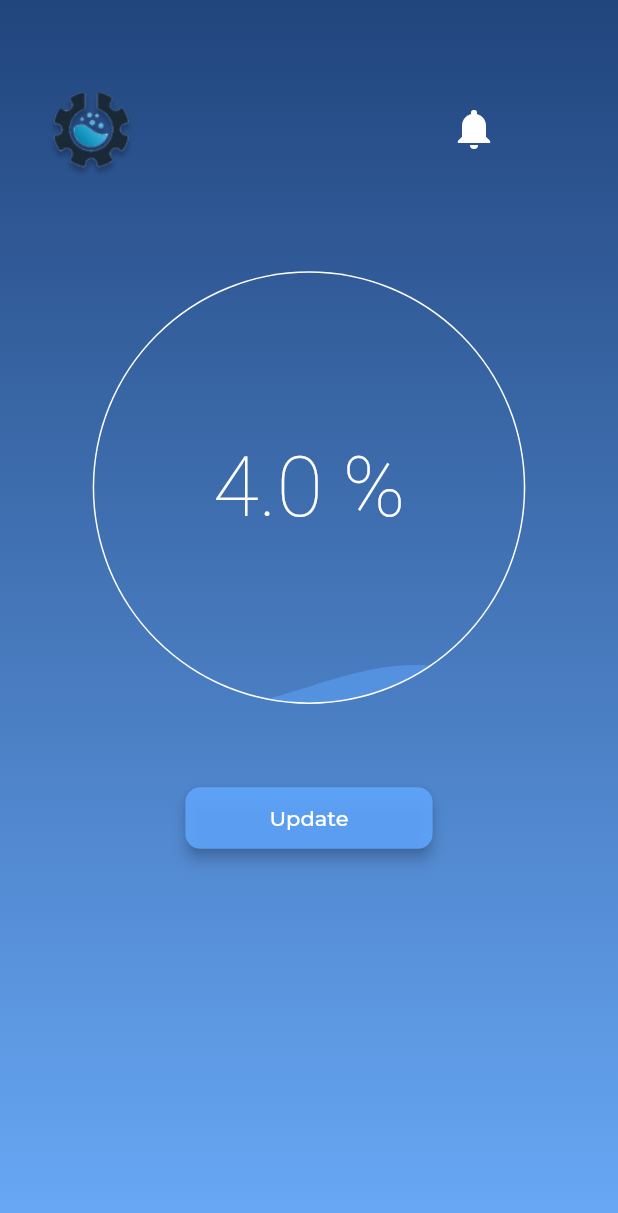
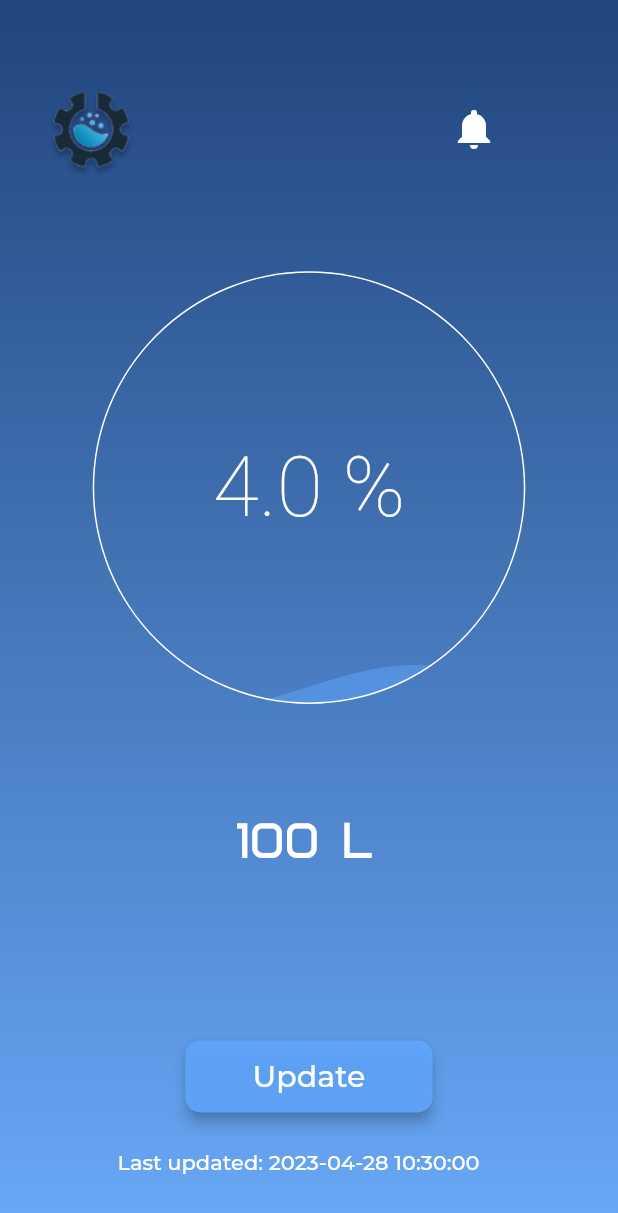
Before and after one commit to minaiscoding/Project-7, a Flutter app: the screen it shows after launch, after a tap on "Update", on a phone screen of 412 x 824 dp. Shown: the top 1213 px of the screen. Run offline on Flutter 3.47's test engine with Material 2 defaults, Android fonts, the phone set to English and light mode, and no system bars; our stand-ins replace awesome_notifications, drop_shadow_image, hexcolor, liquid_progress_indicator, smooth_page_indicator, wave; network calls fail; Roboto replaces fonts that are missing (Monsstserrat).

Commit message:
finished design

```diff
--- a/flutter_application_1/lib/LiveLevelPage.dart
+++ b/flutter_application_1/lib/LiveLevelPage.dart
@@ -10,6 +10,7 @@ class LiveLevelPage extends StatefulWidget {
 
 class _LiveLevelPageState extends State<LiveLevelPage> {
   bool _isMenuOpen = false;
+  String lastUpdateTime = '';
 
   void _openMenu() {
     setState(() {
@@ -24,6 +25,18 @@ class _LiveLevelPageState extends State<LiveLevelPage> {
   }
 
   final Color primaryColor = const Color(0xFF21457D);
+
+  String getLastUpdatedTime() {
+    var now = DateTime.now();
+    var formatter = DateFormat('yyyy-MM-dd HH:mm:ss');
+    return formatter.format(now);
+  }
+
+  void updateLastUpdateTime() {
+    setState(() {
+      lastUpdateTime = getLastUpdatedTime();
+    });
+  }
 
   @override
   Widget build(BuildContext context) {
@@ -68,10 +81,32 @@ class _LiveLevelPageState extends State<LiveLevelPage> {
               ),
             ),
             Positioned(
-              bottom: MediaQuery.of(context).size.height * 0.309,
+              bottom: MediaQuery.of(context).size.height * 0.1,
               left: MediaQuery.of(context).size.width * 0.3,
               right: MediaQuery.of(context).size.width * 0.3,
               child: _buildGetDataButton(),
+            ),
+            Positioned(
+              bottom: MediaQuery.of(context).size.height * 0.3,
+              left: MediaQuery.of(context).size.width * 0.38,
+              right: MediaQuery.of(context).size.width * 0.1,
+              child: Text(
+                '100 L',
+                style: TextStyle(
+                    color: Colors.white, fontFamily: 'Aquire', fontSize: 35),
+              ),
+            ),
+            Positioned(
+              bottom: MediaQuery.of(context).size.height * 0.05,
+              left: MediaQuery.of(context).size.width * 0.19,
+              right: MediaQuery.of(context).size.width * 0.1,
+              child: Text(
+                'Last updated: $lastUpdateTime',
+                style: TextStyle(
+                  color: Colors.white,
+                  fontFamily: 'Montserrat',
+                ),
+              ),
             ),
           ],
         ),
@@ -89,11 +124,20 @@ class _LiveLevelPageState extends State<LiveLevelPage> {
     return ElevatedButton(
       onPressed: () {
         // Add your logic here to fetch data
+
+        updateLastUpdateTime();
       },
-      child: Text('Update'),
+      child: Text(
+        'Update',
+        style: TextStyle(fontFamily: 'Montserrat', fontSize: 20),
+      ),
       style: ElevatedButton.styleFrom(
         backgroundColor: Color.fromARGB(
-            221, 96, 167, 255), // Transparent with alpha value of 0
+          221,
+          96,
+          167,
+          255,
+        ), // Transparent with alpha value of 0
 
         elevation: 4, // Adjust the elevation value as needed
         shape: RoundedRectangleBorder(
```
